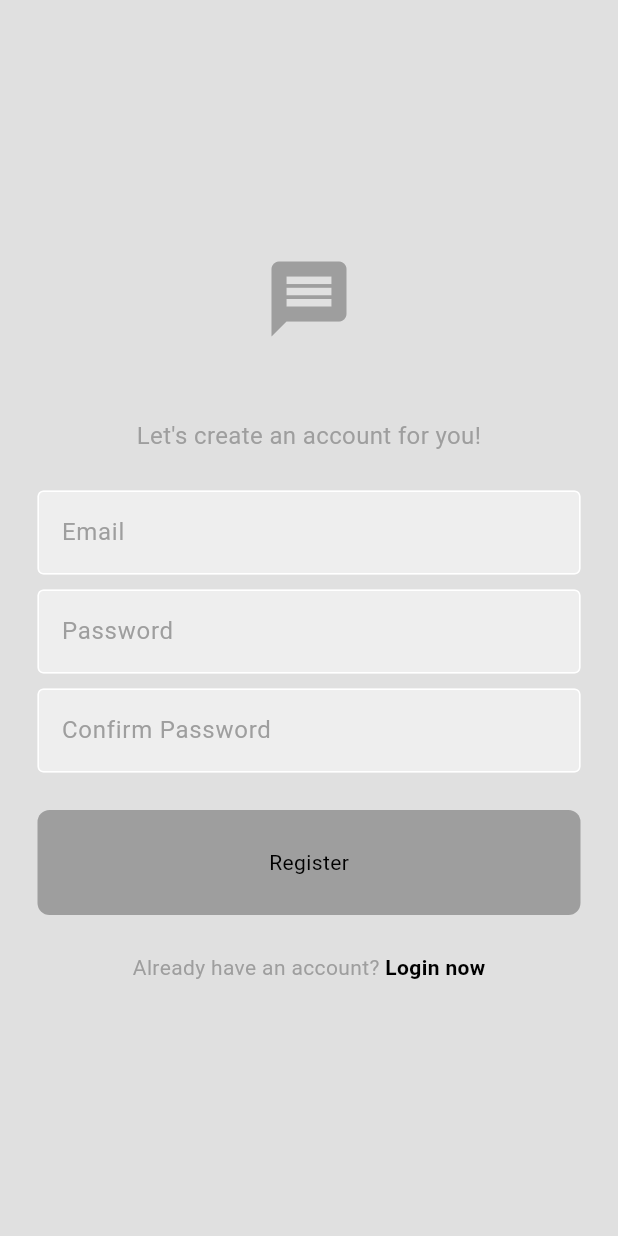
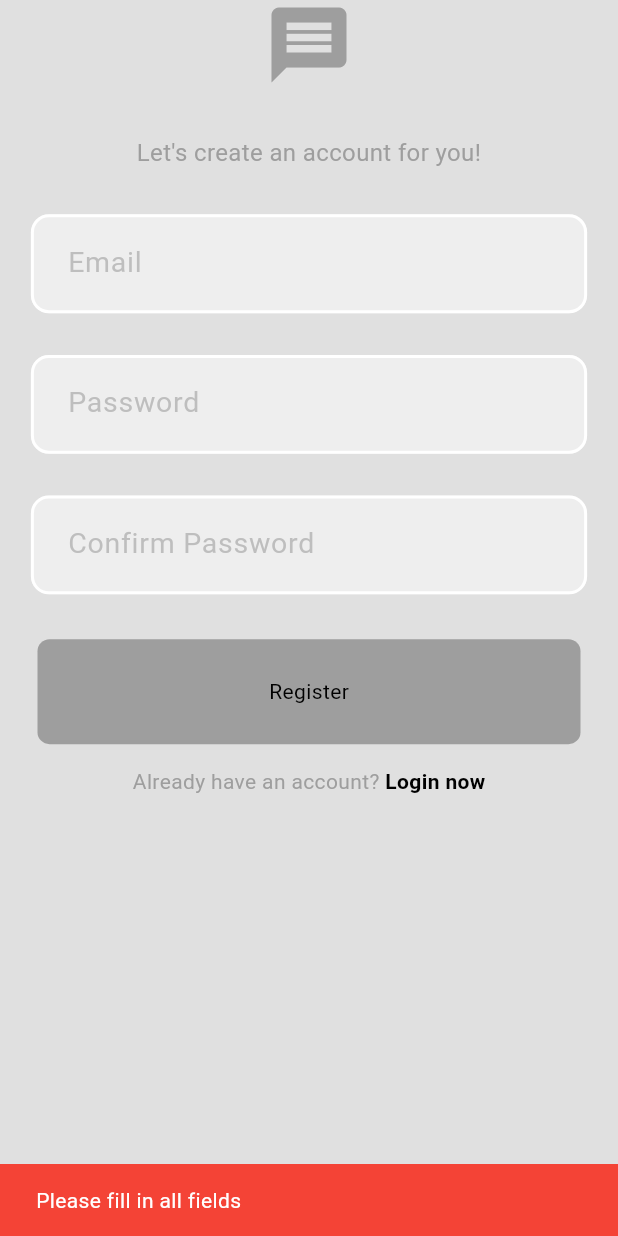
Before and after one commit to dev-personal-projects/flutter-chat-app-learning, a Flutter app: the screen it shows after launch, after a tap on "Register now", after a tap on "Register", on a phone screen of 412 x 824 dp. Run offline on Flutter 3.47's test engine with Material 3 defaults, Android fonts, the phone set to English and light mode, and no system bars; our stand-ins replace firebase_auth, firebase_core; accounts and stored records are empty.

Commit message:
feat: implement authentication system and improve UI components
- Implement login functionality with Firebase Auth integration
- Implement registration with password confirmation validation
- Add signOut method to AuthService
- Convert LoginPage to StatefulWidget for proper state management
- Improve MyTextfield component with responsive sizing and better formatting
  - Increased field height and font size for better usability
  - Added responsive design for different screen sizes
  - Improved border styling and content padding
- Fix register page layout (remove overflow, add scrollable view)
- Add loading states and error handling for authentication flows
- Improve spacing and layout consistency across auth pages

Features:
- Email/password authentication (login & registration)
- Form validation with user-friendly error messages
- Loading indicators during async operations
- Responsive text fields that adapt to screen size
- Better touch targets and visual hierarchy
- Scrollable registration page to prevent overflow

This commit completes Phase 2: Authentication of the development roadmap.

```diff
--- a/lib/auth/auth_service.dart
+++ b/lib/auth/auth_service.dart
@@ -20,6 +20,15 @@ class AuthService {
 
   //signup method
 
+  Future <UserCredential> signUpWithEmailAndPassword(String email, String password) async {
+    try {
+      UserCredential userCredential = await _auth.createUserWithEmailAndPassword(email: email, password: password);
+      return userCredential;
+    } on FirebaseAuthException catch (e) {
+      throw Exception(e.code == 'email-already-in-use' ? 'Email already in use' : 'Something went wrong');
+    }
+  }
+
   //sign out method
   Future<void> signOut() async {
     await _auth.signOut();
--- a/lib/components/my_textfield.dart
+++ b/lib/components/my_textfield.dart
@@ -4,30 +4,69 @@ class MyTextfield extends StatelessWidget {
   final String hintText;
   final bool obscureText;
   final TextEditingController controller;
-  const MyTextfield(
-      {super.key, required this.hintText, required this.obscureText, required this.controller});
+  const MyTextfield({
+    super.key,
+    required this.hintText,
+    required this.obscureText,
+    required this.controller,
+  });
 
   @override
   Widget build(BuildContext context) {
+    // Get screen size for responsive design
+    final screenWidth = MediaQuery.of(context).size.width;
+    final screenHeight = MediaQuery.of(context).size.height;
+
+    // Calculate responsive padding and font size
+    final horizontalPadding = screenWidth * 0.05; // 5% of screen width
+    final verticalPadding = screenHeight * 0.012; // 1.2% of screen height
+    final fontSize =
+        screenWidth < 360 ? 17.0 : 19.0; // Smaller font on small screens
+    final minHeight = screenHeight * 0.08; // 8% of screen height minimum
+
     return Padding(
-        padding: const EdgeInsets.symmetric(horizontal: 25.0),
+      padding: EdgeInsets.symmetric(
+        horizontal: horizontalPadding,
+        vertical: verticalPadding,
+      ),
+      child: SizedBox(
+        height: minHeight,
         child: TextField(
           obscureText: obscureText,
           controller: controller,
+          style: TextStyle(
+            fontSize: fontSize,
+            color: Theme.of(context).colorScheme.primary,
+          ),
           decoration: InputDecoration(
+            contentPadding: EdgeInsets.symmetric(
+              horizontal: screenWidth * 0.05, // 5% horizontal padding
+              vertical: screenHeight * 0.025, // 2.5% vertical padding
+            ),
             enabledBorder: OutlineInputBorder(
-              borderSide:
-                  BorderSide(color: Theme.of(context).colorScheme.tertiary),
+              borderRadius: BorderRadius.circular(12),
+              borderSide: BorderSide(
+                color: Theme.of(context).colorScheme.tertiary,
+                width: 2,
+              ),
             ),
             focusedBorder: OutlineInputBorder(
-              borderSide:
-                  BorderSide(color: Theme.of(context).colorScheme.primary),
+              borderRadius: BorderRadius.circular(12),
+              borderSide: BorderSide(
+                color: Theme.of(context).colorScheme.primary,
+                width: 2.5,
+              ),
             ),
             fillColor: Theme.of(context).colorScheme.secondary,
             filled: true,
             hintText: hintText,
-            hintStyle: TextStyle(color: Theme.of(context).colorScheme.primary),
+            hintStyle: TextStyle(
+              color: Theme.of(context).colorScheme.primary.withOpacity(0.6),
+              fontSize: fontSize,
+            ),
           ),
-        ));
+        ),
+      ),
+    );
   }
 }
--- a/lib/pages/home_page.dart
+++ b/lib/pages/home_page.dart
@@ -5,8 +5,7 @@ class HomePage extends StatelessWidget {
   const HomePage({super.key});
 
   //sign out method
-  void logout () async
-  {
+  void logout() async {
     await AuthService().signOut();
   }
 
@@ -21,14 +20,23 @@ class HomePage extends StatelessWidget {
         backgroundColor: Theme.of(context).colorScheme.primary,
         actions: [
           IconButton(
-              onPressed: () async {
-                logout();
+            onPressed: () async {
+              logout();
               // Navigation will be handled by AuthGate
             },
-            icon:  Icon(Icons.logout, fontWeight: FontWeight.bold, color: Theme.of(context).colorScheme.tertiary),
+            icon: Icon(Icons.logout,
+                fontWeight: FontWeight.bold,
+                color: Theme.of(context).colorScheme.tertiary),
           ),
         ],
-      ), body:  Center(child: Text('Welcome to the Home Page'  , style: TextStyle(color: Theme.of(context).colorScheme.tertiary, fontSize: 24, fontWeight: FontWeight.bold))),
+      ),
+      drawer: const Drawer(),
+      body: Center(
+          child: Text('Welcome to the Home Page',
+              style: TextStyle(
+                  color: Theme.of(context).colorScheme.tertiary,
+                  fontSize: 24,
+                  fontWeight: FontWeight.bold))),
     );
   }
 }
--- a/lib/pages/login_page.dart
+++ b/lib/pages/login_page.dart
@@ -102,7 +102,7 @@ class _LoginPageState extends State<LoginPage> {
             color: Theme.of(context).colorScheme.primary,
           ),
 
-          SizedBox(height: 50),
+          const SizedBox(height: 30),
 
           Text(
             "Welcome back, You've been missed!",
@@ -113,19 +113,20 @@ class _LoginPageState extends State<LoginPage> {
             ),
           ),
 
-          const SizedBox(height: 25),
+          const SizedBox(height: 20),
           //email textfield
           MyTextfield(
             hintText: "Email",
             obscureText: false,
             controller: _emailController,
           ),
-          const SizedBox(height: 10),
+          const SizedBox(height: 8),
           //password textfield
           MyTextfield(
-              hintText: "Password",
-              obscureText: true,
-              controller: _passwordController),
+            hintText: "Password",
+            obscureText: true,
+            controller: _passwordController,
+          ),
 
           // //forgot password?
           // TextButton(
@@ -138,7 +139,7 @@ class _LoginPageState extends State<LoginPage> {
           //         fontSize: 16,
           //       ),
           //     ))
-          const SizedBox(height: 25),
+          const SizedBox(height: 20),
           //sign in button
           _isLoading
               ? const CircularProgressIndicator()
@@ -149,7 +150,7 @@ class _LoginPageState extends State<LoginPage> {
           //o,r continue with
           //google sign in
           //not a member? register now
-          const SizedBox(height: 25),
+          const SizedBox(height: 15),
 
           Row(
             mainAxisAlignment: MainAxisAlignment.center,
--- a/lib/pages/register_page.dart
+++ b/lib/pages/register_page.dart
@@ -1,3 +1,4 @@
+import 'package:chatapp/auth/auth_service.dart';
 import 'package:chatapp/components/my_button.dart';
 import 'package:chatapp/components/my_textfield.dart';
 import 'package:flutter/material.dart';
@@ -17,8 +18,78 @@ class _RegisterPageState extends State<RegisterPage> {
   final TextEditingController _confirmPasswordController =
       TextEditingController();
 
+  //auth service instance
+  final AuthService _authService = AuthService();
+
+  //loading state
+  bool _isLoading = false;
+
   // Register method should be in State class
-  void register() {}
+  Future<void> register(BuildContext context) async {
+    // Show loading indicator
+    setState(() {
+      _isLoading = true;
+    });
+
+    try {
+      // Get email and password from controllers
+      final email = _emailController.text.trim();
+      final password = _passwordController.text.trim();
+      final confirmPassword = _confirmPasswordController.text.trim();
+
+      // Validate inputs
+      if (email.isEmpty || password.isEmpty || confirmPassword.isEmpty) {
+        ScaffoldMessenger.of(context).showSnackBar(
+          const SnackBar(
+            content: Text('Please fill in all fields'),
+            backgroundColor: Colors.red,
+          ),
+        );
+        return;
+      }
+
+      // Validate password match
+      if (password != confirmPassword) {
+        ScaffoldMessenger.of(context).showSnackBar(
+          const SnackBar(
+            content: Text('Passwords do not match'),
+            backgroundColor: Colors.red,
+          ),
+        );
+        return;
+      }
+
+      // Attempt to sign up
+      await _authService.signUpWithEmailAndPassword(email, password);
+
+      // Success - user is signed up
+      if (context.mounted) {
+        ScaffoldMessenger.of(context).showSnackBar(
+          const SnackBar(
+            content: Text('Registration successful!'),
+            backgroundColor: Colors.green,
+          ),
+        );
+      }
+    } catch (e) {
+      // Handle errors
+      if (context.mounted) {
+        ScaffoldMessenger.of(context).showSnackBar(
+          SnackBar(
+            content: Text(e.toString().replaceFirst('Exception: ', '')),
+            backgroundColor: Colors.red,
+          ),
+        );
+      }
+    } finally {
+      // Hide loading indicator
+      if (mounted) {
+        setState(() {
+          _isLoading = false;
+        });
+      }
+    }
+  }
 
   @override
   void dispose() {
@@ -33,7 +104,9 @@ class _RegisterPageState extends State<RegisterPage> {
   Widget build(BuildContext context) {
     return Scaffold(
       backgroundColor: Theme.of(context).colorScheme.background,
-      body: Column(
+      body: SafeArea(
+        child: SingleChildScrollView(
+          child: Column(
             mainAxisAlignment: MainAxisAlignment.center,
             crossAxisAlignment: CrossAxisAlignment.center,
             children: [
@@ -44,7 +117,7 @@ class _RegisterPageState extends State<RegisterPage> {
                 color: Theme.of(context).colorScheme.primary,
               ),
 
-          SizedBox(height: 50),
+              const SizedBox(height: 30),
 
               Text(
                 "Let's create an account for you!",
@@ -55,21 +128,21 @@ class _RegisterPageState extends State<RegisterPage> {
                 ),
               ),
 
-          const SizedBox(height: 25),
+              const SizedBox(height: 20),
               //email textfield
               MyTextfield(
                 hintText: "Email",
                 obscureText: false,
                 controller: _emailController,
               ),
-          const SizedBox(height: 10),
+              const SizedBox(height: 8),
               //password textfield
               MyTextfield(
                 hintText: "Password",
                 obscureText: true,
                 controller: _passwordController,
               ),
-          const SizedBox(height: 10),
+              const SizedBox(height: 8),
               //confirm password textfield
               MyTextfield(
                 hintText: "Confirm Password",
@@ -77,34 +150,27 @@ class _RegisterPageState extends State<RegisterPage> {
                 controller: _confirmPasswordController,
               ),
 
-          // //forgot password?
-          // TextButton(
-
-          //     onPressed: () {},
-          //     child: Text(
-          //       "Forgot Password?",
-          //       style: TextStyle(
-          //         color: Theme.of(context).colorScheme.primary,
-          //         fontSize: 16,
-          //       ),
-          //     ))
-          const SizedBox(height: 25),
+              const SizedBox(height: 20),
               //sign in button
-          MyButton(
+              _isLoading
+                  ? const CircularProgressIndicator()
+                  : MyButton(
                       text: "Register",
-            onTap: register,
+                      onTap: () => register(context),
                     ),
               //o,r continue with
               //google sign in
               //not a member? register now
-          const SizedBox(height: 25),
+              const SizedBox(height: 15),
 
               Row(
                 mainAxisAlignment: MainAxisAlignment.center,
                 children: [
                   Text(
                     "Already have an account? ",
-                style: TextStyle(color: Theme.of(context).colorScheme.primary),
+                    style: TextStyle(
+                      color: Theme.of(context).colorScheme.primary,
+                    ),
                   ),
                   GestureDetector(
                     onTap: widget.onTap,
@@ -114,10 +180,13 @@ class _RegisterPageState extends State<RegisterPage> {
                     ),
                   ),
                 ],
-          )
+              ),
 
               //register now button
+              const SizedBox(height: 30), // Extra space at bottom for scrolling
             ],
+          ),
+        ),
       ),
     );
   }
```
Also changed, not shown: 3 other files. Lines whose indentation alone changed are shown as unchanged.
